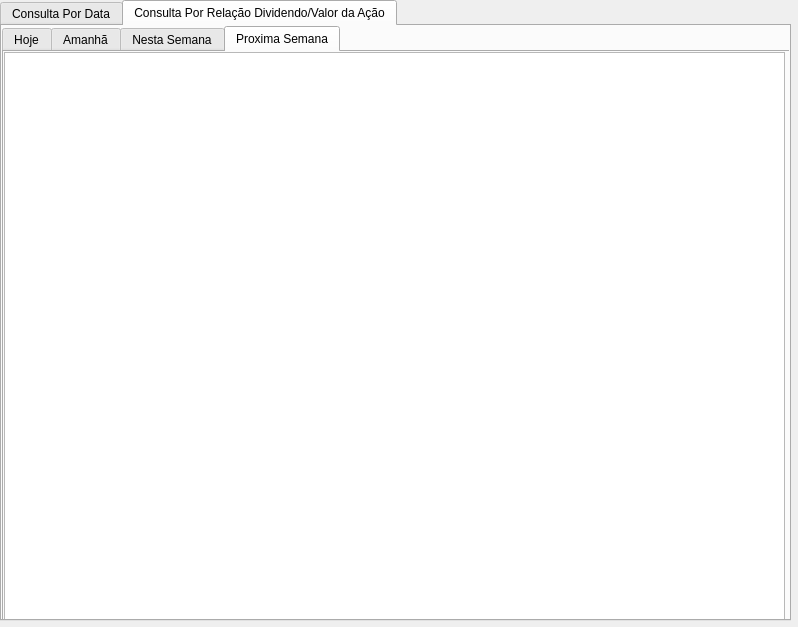
Above: FrontEnd/Interface/Window_Dividendos.ui from leobrunoms8/CapitalTrack before the change. Below: the same form after it.
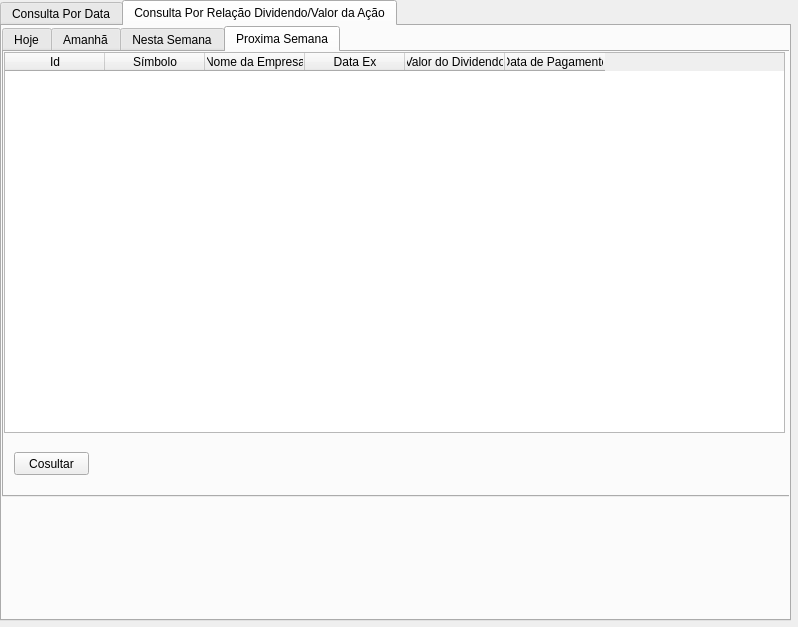
That is the form after the change.

Commit message: progresso em tela de dividendos e início dos trabalhos com graficos

The edit to the form file:
```diff
--- a/FrontEnd/Interface/Window_Dividendos.ui
+++ b/FrontEnd/Interface/Window_Dividendos.ui
@@ -116,7 +116,7 @@
        <x>0</x>
        <y>0</y>
        <width>791</width>
-       <height>601</height>
+       <height>471</height>
       </rect>
      </property>
      <property name="currentIndex">
@@ -161,24 +161,57 @@
       <attribute name="title">
        <string>Proxima Semana</string>
       </attribute>
-      <widget class="QTableWidget" name="tableWidget_2">
-       <property name="geometry">
-        <rect>
-         <x>0</x>
-         <y>0</y>
-         <width>781</width>
-         <height>571</height>
-        </rect>
-       </property>
-      </widget>
       <widget class="QTableWidget" name="tableWidget_5">
        <property name="geometry">
         <rect>
          <x>0</x>
          <y>0</y>
          <width>781</width>
-         <height>571</height>
+         <height>381</height>
         </rect>
+       </property>
+       <column>
+        <property name="text">
+         <string>Id</string>
+        </property>
+       </column>
+       <column>
+        <property name="text">
+         <string>Símbolo</string>
+        </property>
+       </column>
+       <column>
+        <property name="text">
+         <string>Nome da Empresa</string>
+        </property>
+       </column>
+       <column>
+        <property name="text">
+         <string>Data Ex</string>
+        </property>
+       </column>
+       <column>
+        <property name="text">
+         <string>Valor do Dividendo</string>
+        </property>
+       </column>
+       <column>
+        <property name="text">
+         <string>Data de Pagamento</string>
+        </property>
+       </column>
+      </widget>
+      <widget class="QPushButton" name="pushButton_5">
+       <property name="geometry">
+        <rect>
+         <x>10</x>
+         <y>400</y>
+         <width>75</width>
+         <height>23</height>
+        </rect>
+       </property>
+       <property name="text">
+        <string>Cosultar</string>
        </property>
       </widget>
      </widget>
```
Left out of the diff: 143 changed lines with no effect on the pictures. The commit also changes 11 other files.
